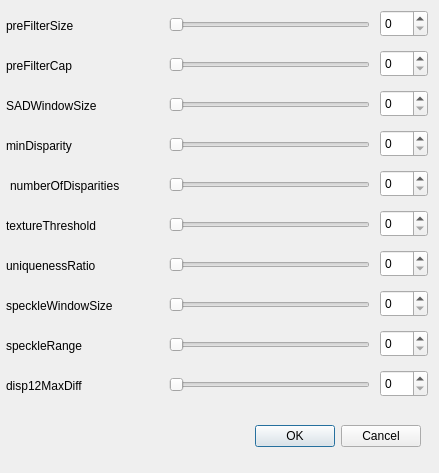
First picture: the form in Qt Creator/reprojectImageTo3D_calibON_bm_GUI/setstereoparams.ui, repository nicolasrosa/StereoVision, before the edit.
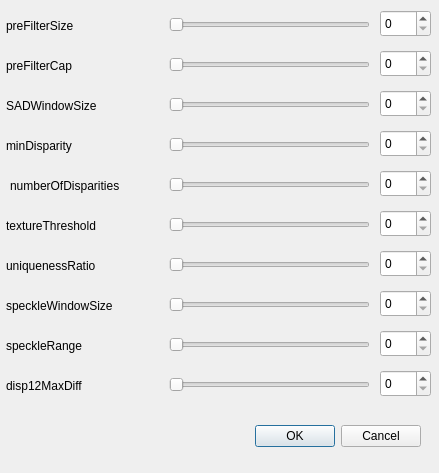
Second picture: the form after the edit.

The edit to the form file:
```diff
--- a/Qt Creator/reprojectImageTo3D_calibON_bm_GUI/setstereoparams.ui
+++ b/Qt Creator/reprojectImageTo3D_calibON_bm_GUI/setstereoparams.ui
@@ -50,10 +50,13 @@
     <rect>
      <x>380</x>
      <y>10</y>
-     <width>48</width>
+     <width>51</width>
      <height>27</height>
     </rect>
    </property>
+   <property name="maximum">
+    <number>100</number>
+   </property>
   </widget>
   <widget class="QSlider" name="preFilterCap_slider">
    <property name="geometry">
@@ -73,10 +76,13 @@
     <rect>
      <x>380</x>
      <y>50</y>
-     <width>48</width>
+     <width>51</width>
      <height>27</height>
     </rect>
    </property>
+   <property name="maximum">
+    <number>100</number>
+   </property>
   </widget>
   <widget class="QLabel" name="preFilterSize_label">
    <property name="geometry">
@@ -135,10 +141,13 @@
     <rect>
      <x>380</x>
      <y>90</y>
-     <width>48</width>
+     <width>51</width>
      <height>27</height>
     </rect>
    </property>
+   <property name="maximum">
+    <number>100</number>
+   </property>
   </widget>
   <widget class="QLabel" name="minDisparity_label">
    <property name="geometry">
@@ -171,10 +180,13 @@
     <rect>
      <x>380</x>
      <y>130</y>
-     <width>48</width>
+     <width>51</width>
      <height>27</height>
     </rect>
    </property>
+   <property name="maximum">
+    <number>100</number>
+   </property>
   </widget>
   <widget class="QLabel" name="numberOfDisparities_label">
    <property name="geometry">
@@ -207,10 +219,13 @@
     <rect>
      <x>380</x>
      <y>170</y>
-     <width>48</width>
+     <width>51</width>
      <height>27</height>
     </rect>
    </property>
+   <property name="maximum">
+    <number>100</number>
+   </property>
   </widget>
   <widget class="QLabel" name="textureThreshold_label">
    <property name="geometry">
@@ -243,10 +258,13 @@
     <rect>
      <x>380</x>
      <y>210</y>
-     <width>48</width>
+     <width>51</width>
      <height>27</height>
     </rect>
    </property>
+   <property name="maximum">
+    <number>100</number>
+   </property>
   </widget>
   <widget class="QLabel" name="uniquenessRatio_label">
    <property name="geometry">
@@ -279,10 +297,13 @@
     <rect>
      <x>380</x>
      <y>250</y>
-     <width>48</width>
+     <width>51</width>
      <height>27</height>
     </rect>
    </property>
+   <property name="maximum">
+    <number>100</number>
+   </property>
   </widget>
   <widget class="QLabel" name="speckleWindowSize_label">
    <property name="geometry">
@@ -315,10 +336,13 @@
     <rect>
      <x>380</x>
      <y>290</y>
-     <width>48</width>
+     <width>51</width>
      <height>27</height>
     </rect>
    </property>
+   <property name="maximum">
+    <number>100</number>
+   </property>
   </widget>
   <widget class="QLabel" name="speckleRange_label">
    <property name="geometry">
@@ -351,10 +375,13 @@
     <rect>
      <x>380</x>
      <y>330</y>
-     <width>48</width>
+     <width>51</width>
      <height>27</height>
     </rect>
    </property>
+   <property name="maximum">
+    <number>100</number>
+   </property>
   </widget>
   <widget class="QLabel" name="disp12MaxDiff_label">
    <property name="geometry">
@@ -387,10 +414,13 @@
     <rect>
      <x>380</x>
      <y>370</y>
-     <width>48</width>
+     <width>51</width>
      <height>27</height>
     </rect>
    </property>
+   <property name="maximum">
+    <number>1</number>
+   </property>
   </widget>
  </widget>
  <resources/>
```
Left out of the diff: 30 changed lines with no effect on the pictures.
